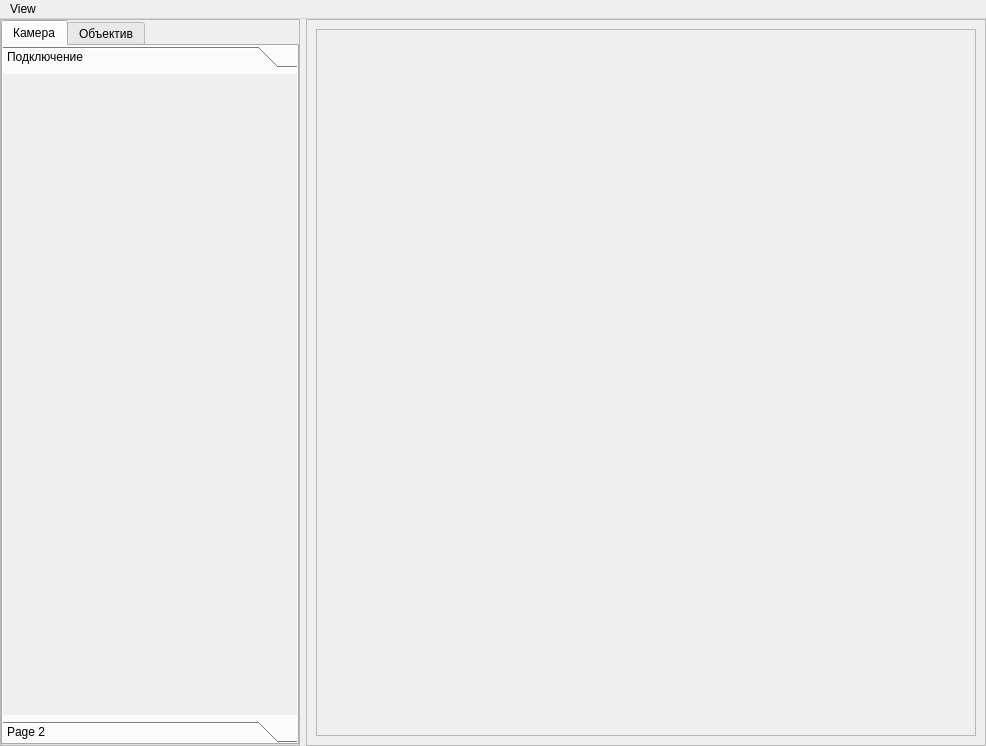
First picture: the form in project/source/mainwindow.ui, repository H4KC3R/TheWatcher, before the edit.
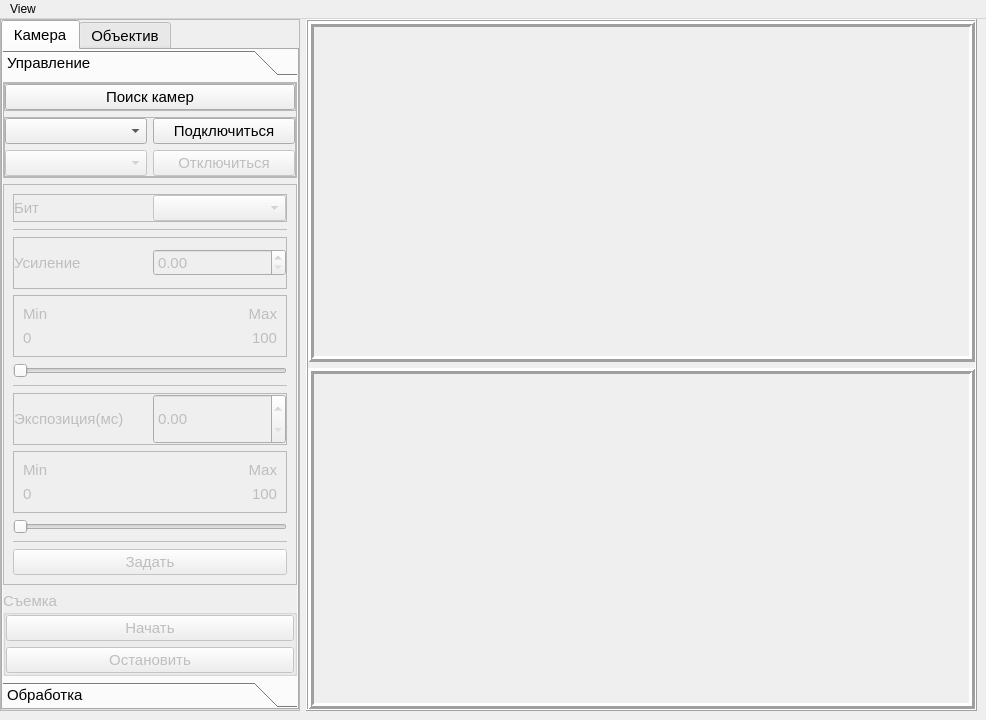
Second picture: the form after the edit.

```diff
--- a/project/source/mainwindow.ui
+++ b/project/source/mainwindow.ui
@@ -7,13 +7,18 @@
     <x>0</x>
     <y>0</y>
     <width>986</width>
-    <height>746</height>
+    <height>720</height>
    </rect>
   </property>
   <property name="windowTitle">
    <string>MainWindow</string>
   </property>
   <widget class="QWidget" name="centralwidget">
+   <property name="font">
+    <font>
+     <pointsize>11</pointsize>
+    </font>
+   </property>
    <layout class="QHBoxLayout" name="horizontalLayout">
     <property name="leftMargin">
      <number>0</number>
@@ -22,10 +27,10 @@
      <number>0</number>
     </property>
     <property name="rightMargin">
-     <number>0</number>
+     <number>9</number>
     </property>
     <property name="bottomMargin">
-     <number>0</number>
+     <number>9</number>
     </property>
     <item>
      <widget class="QFrame" name="control_frm">
@@ -62,6 +67,15 @@
        </property>
        <item>
         <widget class="QTabWidget" name="control_objects_tab">
+         <property name="sizePolicy">
+          <sizepolicy hsizetype="Preferred" vsizetype="Expanding">
+           <horstretch>0</horstretch>
+           <verstretch>0</verstretch>
+          </sizepolicy>
+         </property>
+         <property name="autoFillBackground">
+          <bool>false</bool>
+         </property>
          <property name="currentIndex">
           <number>0</number>
          </property>
@@ -92,13 +106,484 @@
                <rect>
                 <x>0</x>
                 <y>0</y>
-                <width>294</width>
-                <height>612</height>
+                <width>299</width>
+                <height>586</height>
                </rect>
               </property>
               <attribute name="label">
-               <string>Подключение</string>
+               <string>Управление</string>
               </attribute>
+              <layout class="QVBoxLayout" name="verticalLayout_4">
+               <property name="leftMargin">
+                <number>0</number>
+               </property>
+               <property name="topMargin">
+                <number>0</number>
+               </property>
+               <property name="rightMargin">
+                <number>0</number>
+               </property>
+               <property name="bottomMargin">
+                <number>0</number>
+               </property>
+               <item>
+                <widget class="QFrame" name="cam_connection_frm">
+                 <property name="sizePolicy">
+                  <sizepolicy hsizetype="Preferred" vsizetype="Fixed">
+                   <horstretch>0</horstretch>
+                   <verstretch>0</verstretch>
+                  </sizepolicy>
+                 </property>
+                 <property name="frameShape">
+                  <enum>QFrame::StyledPanel</enum>
+                 </property>
+                 <property name="frameShadow">
+                  <enum>QFrame::Raised</enum>
+                 </property>
+                 <layout class="QVBoxLayout" name="verticalLayout_5">
+                  <property name="leftMargin">
+                   <number>0</number>
+                  </property>
+                  <property name="topMargin">
+                   <number>0</number>
+                  </property>
+                  <property name="rightMargin">
+                   <number>0</number>
+                  </property>
+                  <property name="bottomMargin">
+                   <number>0</number>
+                  </property>
+                  <item>
+                   <widget class="QFrame" name="find_frm">
+                    <property name="sizePolicy">
+                     <sizepolicy hsizetype="Preferred" vsizetype="Fixed">
+                      <horstretch>0</horstretch>
+                      <verstretch>0</verstretch>
+                     </sizepolicy>
+                    </property>
+                    <property name="frameShape">
+                     <enum>QFrame::StyledPanel</enum>
+                    </property>
+                    <property name="frameShadow">
+                     <enum>QFrame::Raised</enum>
+                    </property>
+                    <layout class="QVBoxLayout" name="verticalLayout_6">
+                     <property name="leftMargin">
+                      <number>0</number>
+                     </property>
+                     <property name="topMargin">
+                      <number>0</number>
+                     </property>
+                     <property name="rightMargin">
+                      <number>0</number>
+                     </property>
+                     <property name="bottomMargin">
+                      <number>0</number>
+                     </property>
+                     <item>
+                      <widget class="QPushButton" name="find_btn">
+                       <property name="text">
+                        <string>Поиск камер</string>
+                       </property>
+                      </widget>
+                     </item>
+                    </layout>
+                   </widget>
+                  </item>
+                  <item>
+                   <widget class="QFrame" name="connection_frm">
+                    <property name="sizePolicy">
+                     <sizepolicy hsizetype="Preferred" vsizetype="Fixed">
+                      <horstretch>0</horstretch>
+                      <verstretch>0</verstretch>
+                     </sizepolicy>
+                    </property>
+                    <property name="frameShape">
+                     <enum>QFrame::StyledPanel</enum>
+                    </property>
+                    <property name="frameShadow">
+                     <enum>QFrame::Raised</enum>
+                    </property>
+                    <layout class="QGridLayout" name="gridLayout">
+                     <property name="leftMargin">
+                      <number>0</number>
+                     </property>
+                     <property name="topMargin">
+                      <number>0</number>
+                     </property>
+                     <property name="rightMargin">
+                      <number>0</number>
+                     </property>
+                     <property name="bottomMargin">
+                      <number>0</number>
+                     </property>
+                     <item row="1" column="1">
+                      <widget class="QPushButton" name="disconnect_btn">
+                       <property name="enabled">
+                        <bool>false</bool>
+                       </property>
+                       <property name="text">
+                        <string>Отключиться</string>
+                       </property>
+                      </widget>
+                     </item>
+                     <item row="0" column="1">
+                      <widget class="QPushButton" name="connect_btn">
+                       <property name="text">
+                        <string>Подключиться</string>
+                       </property>
+                      </widget>
+                     </item>
+                     <item row="0" column="0">
+                      <widget class="QComboBox" name="camera_combox"/>
+                     </item>
+                     <item row="1" column="0">
+                      <widget class="QComboBox" name="mode_combox">
+                       <property name="enabled">
+                        <bool>false</bool>
+                       </property>
+                      </widget>
+                     </item>
+                    </layout>
+                   </widget>
+                  </item>
+                 </layout>
+                </widget>
+               </item>
+               <item>
+                <widget class="QFrame" name="cam_control_frm">
+                 <property name="enabled">
+                  <bool>false</bool>
+                 </property>
+                 <property name="sizePolicy">
+                  <sizepolicy hsizetype="Preferred" vsizetype="Preferred">
+                   <horstretch>0</horstretch>
+                   <verstretch>0</verstretch>
+                  </sizepolicy>
+                 </property>
+                 <property name="frameShape">
+                  <enum>QFrame::StyledPanel</enum>
+                 </property>
+                 <property name="frameShadow">
+                  <enum>QFrame::Raised</enum>
+                 </property>
+                 <layout class="QVBoxLayout" name="verticalLayout_8">
+                  <item>
+                   <widget class="QFrame" name="bit_frm">
+                    <property name="sizePolicy">
+                     <sizepolicy hsizetype="Preferred" vsizetype="Fixed">
+                      <horstretch>0</horstretch>
+                      <verstretch>0</verstretch>
+                     </sizepolicy>
+                    </property>
+                    <property name="frameShape">
+                     <enum>QFrame::StyledPanel</enum>
+                    </property>
+                    <property name="frameShadow">
+                     <enum>QFrame::Raised</enum>
+                    </property>
+                    <layout class="QHBoxLayout" name="horizontalLayout_2">
+                     <property name="leftMargin">
+                      <number>0</number>
+                     </property>
+                     <property name="topMargin">
+                      <number>0</number>
+                     </property>
+                     <property name="rightMargin">
+                      <number>0</number>
+                     </property>
+                     <property name="bottomMargin">
+                      <number>0</number>
+                     </property>
+                     <item>
+                      <widget class="QLabel" name="bit_label">
+                       <property name="text">
+                        <string>Бит</string>
+                       </property>
+                      </widget>
+                     </item>
+                     <item>
+                      <widget class="QComboBox" name="bit_combox"/>
+                     </item>
+                    </layout>
+                   </widget>
+                  </item>
+                  <item>
+                   <widget class="Line" name="bit_line">
+                    <property name="frameShadow">
+                     <enum>QFrame::Plain</enum>
+                    </property>
+                    <property name="lineWidth">
+                     <number>1</number>
+                    </property>
+                    <property name="orientation">
+                     <enum>Qt::Horizontal</enum>
+                    </property>
+                   </widget>
+                  </item>
+                  <item>
+                   <widget class="QFrame" name="gain_frm">
+                    <property name="frameShape">
+                     <enum>QFrame::StyledPanel</enum>
+                    </property>
+                    <property name="frameShadow">
+                     <enum>QFrame::Raised</enum>
+                    </property>
+                    <layout class="QHBoxLayout" name="horizontalLayout_3">
+                     <property name="leftMargin">
+                      <number>0</number>
+                     </property>
+                     <property name="topMargin">
+                      <number>0</number>
+                     </property>
+                     <property name="rightMargin">
+                      <number>0</number>
+                     </property>
+                     <property name="bottomMargin">
+                      <number>0</number>
+                     </property>
+                     <item>
+                      <widget class="QLabel" name="gain_lbl">
+                       <property name="text">
+                        <string>Усиление</string>
+                       </property>
+                      </widget>
+                     </item>
+                     <item>
+                      <widget class="QDoubleSpinBox" name="gain_spnbox">
+                       <property name="sizePolicy">
+                        <sizepolicy hsizetype="Preferred" vsizetype="Fixed">
+                         <horstretch>0</horstretch>
+                         <verstretch>0</verstretch>
+                        </sizepolicy>
+                       </property>
+                      </widget>
+                     </item>
+                    </layout>
+                   </widget>
+                  </item>
+                  <item>
+                   <widget class="QFrame" name="gain_min_max_frm">
+                    <property name="frameShape">
+                     <enum>QFrame::StyledPanel</enum>
+                    </property>
+                    <property name="frameShadow">
+                     <enum>QFrame::Raised</enum>
+                    </property>
+                    <layout class="QGridLayout" name="gridLayout_2">
+                     <item row="1" column="1">
+                      <widget class="QLabel" name="gmax_lbl">
+                       <property name="text">
+                        <string>Max</string>
+                       </property>
+                       <property name="alignment">
+                        <set>Qt::AlignRight|Qt::AlignTrailing|Qt::AlignVCenter</set>
+                       </property>
+                      </widget>
+                     </item>
+                     <item row="4" column="0">
+                      <widget class="QLabel" name="gmax_val_lbl">
+                       <property name="text">
+                        <string>0</string>
+                       </property>
+                      </widget>
+                     </item>
+                     <item row="1" column="0">
+                      <widget class="QLabel" name="gmin_lbl">
+                       <property name="text">
+                        <string>Min</string>
+                       </property>
+                      </widget>
+                     </item>
+                     <item row="4" column="1">
+                      <widget class="QLabel" name="gmax_val_lbl_2">
+                       <property name="text">
+                        <string>100</string>
+                       </property>
+                       <property name="alignment">
+                        <set>Qt::AlignRight|Qt::AlignTrailing|Qt::AlignVCenter</set>
+                       </property>
+                      </widget>
+                     </item>
+                    </layout>
+                   </widget>
+                  </item>
+                  <item>
+                   <widget class="QSlider" name="gain_hslider">
+                    <property name="orientation">
+                     <enum>Qt::Horizontal</enum>
+                    </property>
+                   </widget>
+                  </item>
+                  <item>
+                   <widget class="Line" name="gain_line">
+                    <property name="frameShadow">
+                     <enum>QFrame::Plain</enum>
+                    </property>
+                    <property name="orientation">
+                     <enum>Qt::Horizontal</enum>
+                    </property>
+                   </widget>
+                  </item>
+                  <item>
+                   <widget class="QFrame" name="exposure_frm">
+                    <property name="frameShape">
+                     <enum>QFrame::StyledPanel</enum>
+                    </property>
+                    <property name="frameShadow">
+                     <enum>QFrame::Raised</enum>
+                    </property>
+                    <layout class="QHBoxLayout" name="horizontalLayout_4">
+                     <property name="leftMargin">
+                      <number>0</number>
+                     </property>
+                     <property name="topMargin">
+                      <number>0</number>
+                     </property>
+                     <property name="rightMargin">
+                      <number>0</number>
+                     </property>
+                     <property name="bottomMargin">
+                      <number>0</number>
+                     </property>
+                     <item>
+                      <widget class="QLabel" name="exposure_lbl">
+                       <property name="text">
+                        <string>Экспозиция(мс)</string>
+                       </property>
+                      </widget>
+                     </item>
+                     <item>
+                      <widget class="QDoubleSpinBox" name="exposure_spnbox">
+                       <property name="sizePolicy">
+                        <sizepolicy hsizetype="Preferred" vsizetype="Preferred">
+                         <horstretch>0</horstretch>
+                         <verstretch>0</verstretch>
+                        </sizepolicy>
+                       </property>
+                      </widget>
+                     </item>
+                    </layout>
+                   </widget>
+                  </item>
+                  <item>
+                   <widget class="QFrame" name="exposure_min_max_frm">
+                    <property name="frameShape">
+                     <enum>QFrame::StyledPanel</enum>
+                    </property>
+                    <property name="frameShadow">
+                     <enum>QFrame::Raised</enum>
+                    </property>
+                    <layout class="QGridLayout" name="gridLayout_3">
+                     <item row="1" column="1">
+                      <widget class="QLabel" name="emax_val_lbl">
+                       <property name="text">
+                        <string>100</string>
+                       </property>
+                       <property name="alignment">
+                        <set>Qt::AlignRight|Qt::AlignTrailing|Qt::AlignVCenter</set>
+                       </property>
+                      </widget>
+                     </item>
+                     <item row="0" column="1">
+                      <widget class="QLabel" name="emax_lbl">
+                       <property name="text">
+                        <string>Max</string>
+                       </property>
+                       <property name="alignment">
+                        <set>Qt::AlignRight|Qt::AlignTrailing|Qt::AlignVCenter</set>
+                       </property>
+                      </widget>
+                     </item>
+                     <item row="0" column="0">
+                      <widget class="QLabel" name="emin_lbl">
+                       <property name="text">
+                        <string>Min</string>
+                       </property>
+                      </widget>
+                     </item>
+                     <item row="1" column="0">
+                      <widget class="QLabel" name="emin_val_lbl">
+                       <property name="text">
+                        <string>0</string>
+                       </property>
+                      </widget>
+                     </item>
+                    </layout>
+                   </widget>
+                  </item>
+                  <item>
+                   <widget class="QSlider" name="exposure_hslider">
+                    <property name="orientation">
+                     <enum>Qt::Horizontal</enum>
+                    </property>
+                   </widget>
+                  </item>
+                  <item>
+                   <widget class="Line" name="exposure_line">
+                    <property name="frameShadow">
+                     <enum>QFrame::Plain</enum>
+                    </property>
+                    <property name="orientation">
+                     <enum>Qt::Horizontal</enum>
+                    </property>
+                   </widget>
+                  </item>
+                  <item>
+                   <widget class="QPushButton" name="set_control_btn">
+                    <property name="text">
+                     <string>Задать</string>
+                    </property>
+                   </widget>
+                  </item>
+                 </layout>
+                </widget>
+               </item>
+               <item>
+                <widget class="QGroupBox" name="capture_grpbox">
+                 <property name="enabled">
+                  <bool>false</bool>
+                 </property>
+                 <property name="sizePolicy">
+                  <sizepolicy hsizetype="Preferred" vsizetype="Fixed">
+                   <horstretch>0</horstretch>
+                   <verstretch>0</verstretch>
+                  </sizepolicy>
+                 </property>
+                 <property name="title">
+                  <string>Съемка</string>
+                 </property>
+                 <layout class="QVBoxLayout" name="verticalLayout_7">
+                  <property name="leftMargin">
+                   <number>0</number>
+                  </property>
+                  <property name="topMargin">
+                   <number>0</number>
+                  </property>
+                  <property name="rightMargin">
+                   <number>0</number>
+                  </property>
+                  <property name="bottomMargin">
+                   <number>0</number>
+                  </property>
+                  <item>
+                   <widget class="QPushButton" name="start_capture_btn">
+                    <property name="text">
+                     <string>Начать</string>
+                    </property>
+                   </widget>
+                  </item>
+                  <item>
+                   <widget class="QPushButton" name="stop_capture_btn">
+                    <property name="text">
+                     <string>Остановить</string>
+                    </property>
+                   </widget>
+                  </item>
+                 </layout>
+                </widget>
+               </item>
+              </layout>
              </widget>
              <widget class="QWidget" name="cam_control_page">
               <property name="geometry">
@@ -110,7 +595,7 @@
                </rect>
               </property>
               <attribute name="label">
-               <string>Page 2</string>
+               <string>Обработка</string>
               </attribute>
              </widget>
             </widget>
@@ -136,20 +621,50 @@
        </sizepolicy>
       </property>
       <property name="frameShape">
-       <enum>QFrame::StyledPanel</enum>
+       <enum>QFrame::Box</enum>
       </property>
       <property name="frameShadow">
        <enum>QFrame::Raised</enum>
       </property>
-      <layout class="QHBoxLayout" name="horizontalLayout_2">
+      <layout class="QVBoxLayout" name="verticalLayout_3">
+       <property name="leftMargin">
+        <number>0</number>
+       </property>
+       <property name="topMargin">
+        <number>0</number>
+       </property>
+       <property name="rightMargin">
+        <number>0</number>
+       </property>
+       <property name="bottomMargin">
+        <number>0</number>
+       </property>
        <item>
-        <widget class="QFrame" name="frame_3">
+        <widget class="QFrame" name="processed_image_frm">
          <property name="frameShape">
-          <enum>QFrame::StyledPanel</enum>
+          <enum>QFrame::Box</enum>
          </property>
          <property name="frameShadow">
           <enum>QFrame::Raised</enum>
          </property>
+         <property name="lineWidth">
+          <number>3</number>
+         </property>
+         <layout class="QHBoxLayout" name="horizontalLayout_7"/>
+        </widget>
+       </item>
+       <item>
+        <widget class="QFrame" name="raw_image_frm">
+         <property name="frameShape">
+          <enum>QFrame::Box</enum>
+         </property>
+         <property name="frameShadow">
+          <enum>QFrame::Raised</enum>
+         </property>
+         <property name="lineWidth">
+          <number>3</number>
+         </property>
+         <layout class="QHBoxLayout" name="horizontalLayout_8"/>
         </widget>
        </item>
       </layout>
```
Left out of the diff: 475 changed lines with no effect on the pictures.
